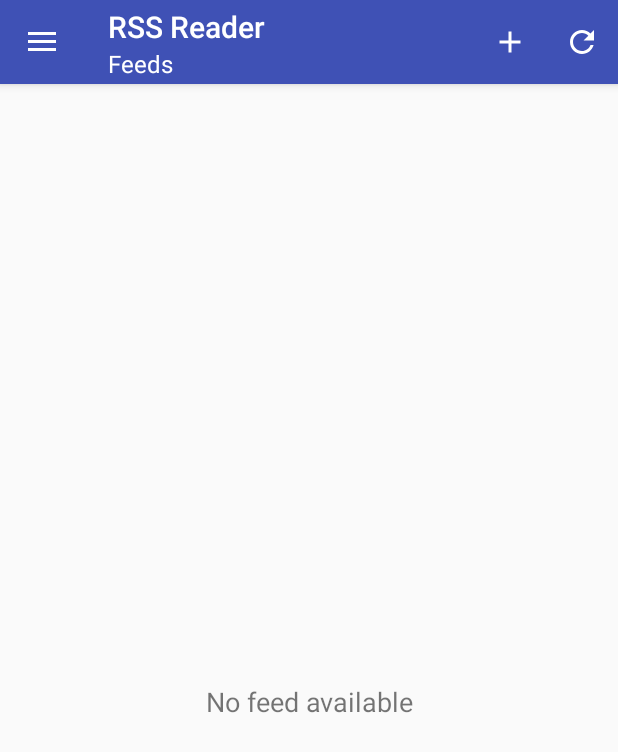
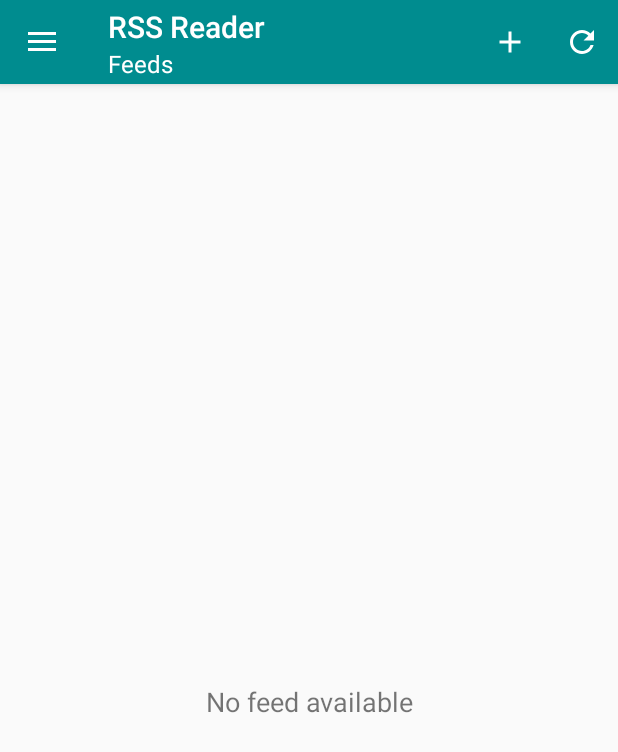
Before and after one commit to ashton-d-chen/android-rss-reader, an Android app: the screen it shows after launch (MainActivity), on a phone screen of 412 x 824 dp. Shown: the top 752 px of the screen. Run offline under Robolectric (Android 15) with nearby library versions, the light colour scheme and no system bars; our stand-ins replace Picasso; pictures from the network do not load.

Commit message:
UI Overhaul

```diff
--- /dev/null
+++ b/app/src/main/java/com/ashtonchen/rssreader/Main/View/SplashActivity.java
@@ -0,0 +1,39 @@
+package com.ashtonchen.rssreader.main.view;
+
+import android.content.Intent;
+import android.os.Bundle;
+import android.support.v7.app.AppCompatActivity;
+
+import com.ashtonchen.rssreader.R;
+
+/**
+ * Created by Ashton Chen on 16-02-10.
+ */
+public class SplashActivity extends AppCompatActivity {
+
+    @Override
+    protected void onCreate(Bundle savedInstanceState) {
+        super.onCreate(savedInstanceState);
+        setContentView(R.layout.splash_screen);
+
+        Thread timerThread = new Thread() {
+            public void run() {
+                try {
+                    sleep(3000);
+                } catch (InterruptedException e) {
+                    e.printStackTrace();
+                } finally {
+                    Intent intent = new Intent(SplashActivity.this, MainActivity.class);
+                    startActivity(intent);
+                }
+            }
+        };
+        timerThread.start();
+    }
+
+    @Override
+    protected void onPause() {
+        super.onPause();
+        finish();
+    }
+}
--- a/app/src/main/res/drawable/side_nav_bar.xml
+++ b/app/src/main/res/drawable/side_nav_bar.xml
@@ -2,8 +2,7 @@
     android:shape="rectangle">
     <gradient
         android:angle="135"
-        android:centerColor="#4CAF50"
-        android:endColor="#2E7D32"
-        android:startColor="#81C784"
+        android:endColor="#225859"
+        android:startColor="@color/colorPrimary"
         android:type="linear" />
 </shape>
--- a/app/src/main/res/layout/nav_header_main.xml
+++ b/app/src/main/res/layout/nav_header_main.xml
@@ -13,10 +13,10 @@
 
     <ImageView
         android:id="@+id/imageView"
-        android:layout_width="wrap_content"
-        android:layout_height="wrap_content"
+        android:layout_width="60dp"
+        android:layout_height="60dp"
         android:paddingTop="@dimen/nav_header_vertical_spacing"
-        android:src="@android:drawable/sym_def_app_icon" />
+        android:src="@drawable/rss_reader_app_logo" />
 
     <TextView
         android:layout_width="match_parent"
--- a/app/src/main/res/values/colors.xml
+++ b/app/src/main/res/values/colors.xml
@@ -1,6 +1,6 @@
 <?xml version="1.0" encoding="utf-8"?>
 <resources>
-    <color name="colorPrimary">#3F51B5</color>
-    <color name="colorPrimaryDark">#303F9F</color>
-    <color name="colorAccent">#FF4081</color>
+    <color name="colorPrimary">#008C8F</color>
+    <color name="colorPrimaryDark">#008C8F</color>
+    <color name="colorAccent">#008C8F</color>
 </resources>
--- a/app/src/main/res/values/styles.xml
+++ b/app/src/main/res/values/styles.xml
@@ -17,4 +17,7 @@
 
     <style name="AppTheme.PopupOverlay" parent="ThemeOverlay.AppCompat.Light" />
 
+    <style name="SplashTheme" parent="Theme.AppCompat.NoActionBar">
+
+    </style>
 </resources>
```
Also changed, not shown: app/src/main/AndroidManifest.xml (+15 -2 lines), app/src/main/res/drawable/rss_reader_app_logo.xml (added, +19 -0 lines), app/src/main/res/layout/splash_screen.xml (added, +14 -0 lines).
